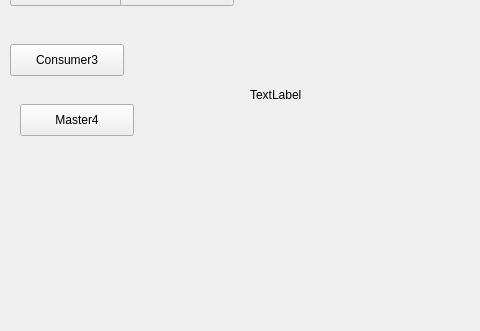
The window that QtThreads/mainwindow.ui (kfengbest/QtThreads) describes before a commit, drawn with Qt 5; both pictures show x 0 to 480 and y 183 to 514 of the 659 by 514 pixel window.
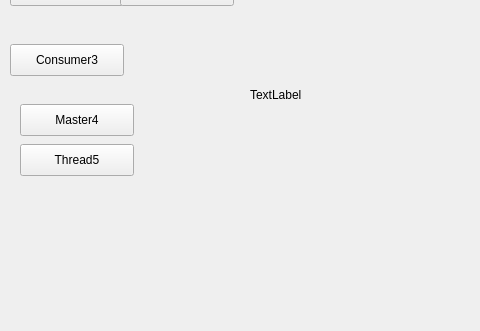
The same window after the commit.

Patch:
```diff
--- a/QtThreads/mainwindow.ui
+++ b/QtThreads/mainwindow.ui
@@ -157,6 +157,19 @@
      <string>Master4</string>
     </property>
    </widget>
+   <widget class="QPushButton" name="pushButton_11">
+    <property name="geometry">
+     <rect>
+      <x>20</x>
+      <y>310</y>
+      <width>114</width>
+      <height>32</height>
+     </rect>
+    </property>
+    <property name="text">
+     <string>Thread5</string>
+    </property>
+   </widget>
   </widget>
   <widget class="QMenuBar" name="menuBar">
    <property name="geometry">
```
